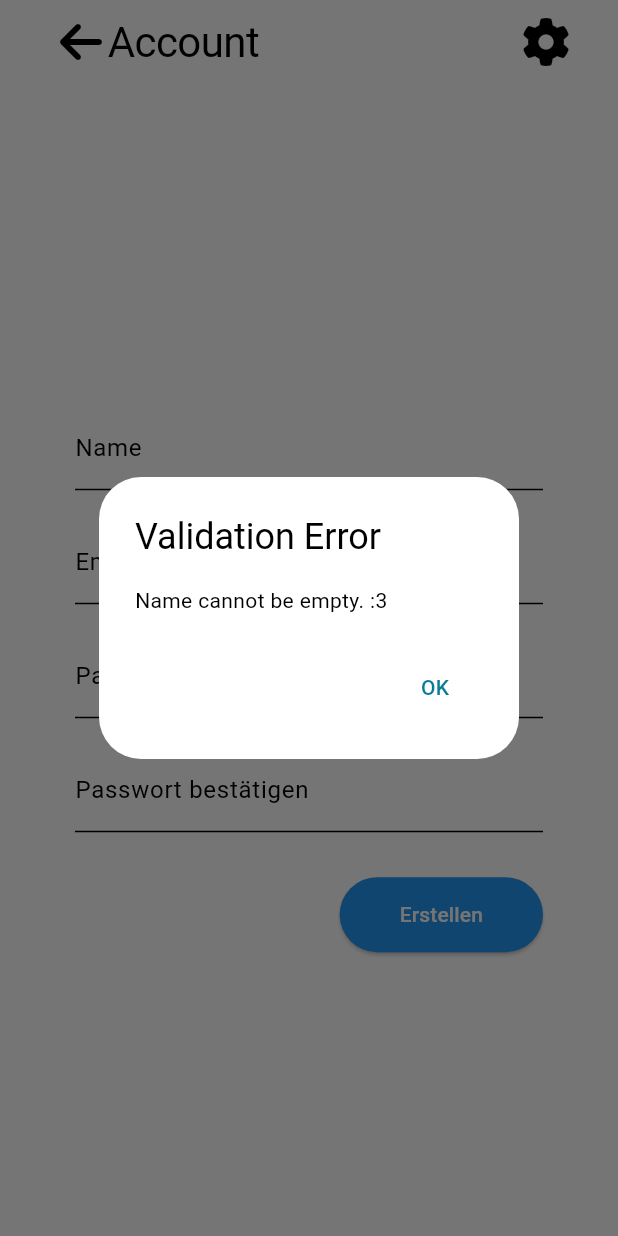
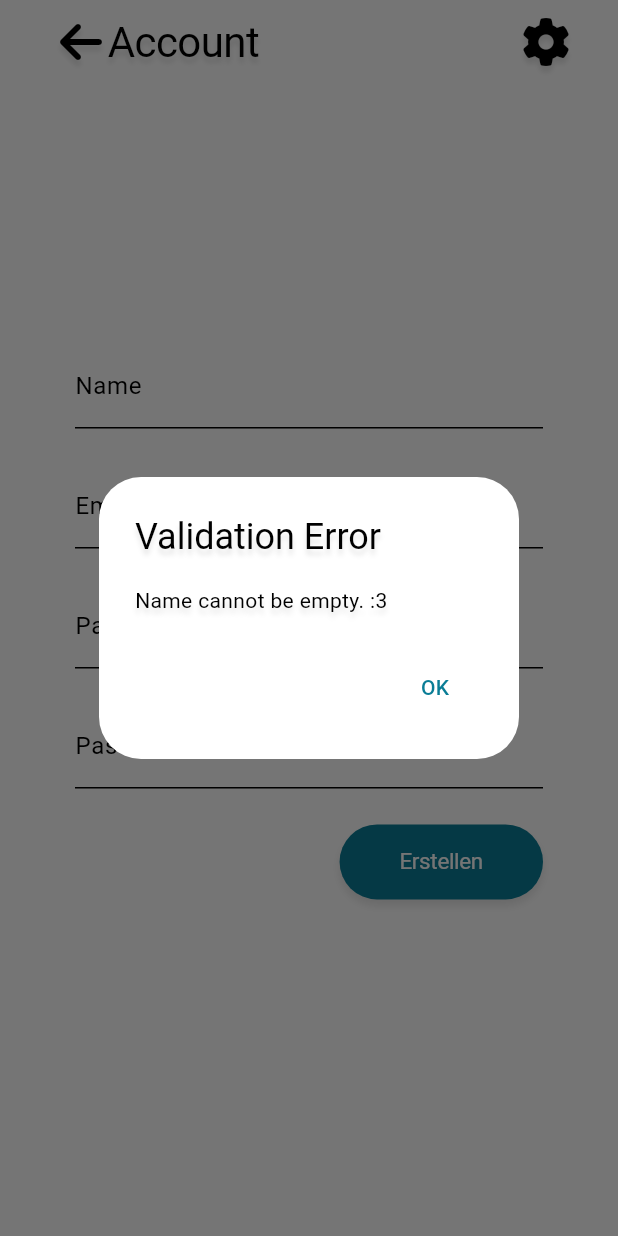
Before and after one commit to kirilft/Weinkeller, a Flutter app: the CreateUserPage screen opened by its route, after a tap on "Erstellen", on a phone screen of 412 x 824 dp. Run offline on Flutter 3.47's test engine with Material 3 defaults, Android fonts, the phone set to English and light mode, and no system bars; our stand-ins replace flutter_secure_storage, font_awesome_flutter, shared_preferences, sqflite; missing offline and left inert: qr_code_scanner; accounts and stored records are empty; generated files the repository leaves out were written again; Roboto replaces fonts that are missing (SF Pro, SFProDisplay).

Commit message:
overhall settings stuff

```diff
--- a/lib/pages/create_user.dart
+++ b/lib/pages/create_user.dart
@@ -3,6 +3,72 @@ import 'package:font_awesome_flutter/font_awesome_flutter.dart';
 import 'package:provider/provider.dart';
 import 'package:weinkeller/services/api_service.dart';
 import 'package:weinkeller/services/auth_service.dart';
+
+const List<Shadow> kTextShadow = [
+  Shadow(
+    offset: Offset(0, 4),
+    blurRadius: 4,
+    color: Color.fromARGB(25, 0, 0, 0),
+  ),
+];
+
+final List<BoxShadow> kBoxShadow = [
+  BoxShadow(
+    offset: Offset(0, 4),
+    blurRadius: 4,
+    color: Colors.black.withAlpha(25),
+  ),
+];
+
+class ShadowedButton extends StatelessWidget {
+  final String label;
+  final Color backgroundColor;
+  final Color textColor;
+  final VoidCallback onPressed;
+  final BorderSide? borderSide;
+
+  const ShadowedButton({
+    Key? key,
+    required this.label,
+    required this.backgroundColor,
+    required this.textColor,
+    required this.onPressed,
+    this.borderSide,
+  }) : super(key: key);
+
+  @override
+  Widget build(BuildContext context) {
+    return Container(
+      decoration: BoxDecoration(
+        boxShadow: kBoxShadow,
+        borderRadius: BorderRadius.circular(30),
+      ),
+      child: ElevatedButton(
+        style: ElevatedButton.styleFrom(
+          elevation: 0,
+          backgroundColor: backgroundColor,
+          padding: const EdgeInsets.symmetric(vertical: 15, horizontal: 40),
+          shape: RoundedRectangleBorder(
+            side: borderSide ?? BorderSide.none,
+            borderRadius: BorderRadius.circular(30),
+          ),
+        ),
+        onPressed: onPressed,
+        child: Text(
+          label,
+          style: TextStyle(
+            color: textColor,
+            fontFamily: 'SFProDisplay',
+            fontSize: 15,
+            fontWeight: FontWeight.w400,
+            height: 20 / 15,
+            letterSpacing: -0.23,
+          ),
+        ),
+      ),
+    );
+  }
+}
 
 class CreateUserPage extends StatefulWidget {
   const CreateUserPage({super.key});
@@ -12,23 +78,26 @@ class CreateUserPage extends StatefulWidget {
 }
 
 class _CreateUserPageState extends State<CreateUserPage> {
-  // Controllers for the input fields.
   final TextEditingController _nameController = TextEditingController();
   final TextEditingController _emailController = TextEditingController();
   final TextEditingController _passwordController = TextEditingController();
   final TextEditingController _confirmPasswordController =
       TextEditingController();
 
-  // Loading state to show a progress indicator during API calls.
   bool _isLoading = false;
 
-  /// Shows an error dialog with the provided [title] and [message].
   void _showErrorDialog(String title, String message) {
     showDialog<void>(
       context: context,
       builder: (context) => AlertDialog(
-        title: Text(title),
-        content: Text(message),
+        title: Text(
+          title,
+          style: const TextStyle(shadows: kTextShadow),
+        ),
+        content: Text(
+          message,
+          style: const TextStyle(shadows: kTextShadow),
+        ),
         actions: [
           TextButton(
             onPressed: () => Navigator.of(context).pop(),
@@ -39,17 +108,12 @@ class _CreateUserPageState extends State<CreateUserPage> {
     );
   }
 
-  /// Handles user registration:
-  /// - Validates input fields.
-  /// - Calls the register API endpoint.
-  /// - Automatically logs in the user on successful registration.
   Future<void> _handleCreateUser() async {
     final name = _nameController.text.trim();
     final email = _emailController.text.trim();
     final password = _passwordController.text;
     final confirmPassword = _confirmPasswordController.text;
 
-    // Input validation with appropriate error messages.
     if (name.isEmpty) {
       _showErrorDialog("Validation Error", "Name cannot be empty. :3");
       return;
@@ -72,21 +136,17 @@ class _CreateUserPageState extends State<CreateUserPage> {
     });
 
     try {
-      // Retrieve the ApiService and AuthService using Provider.
       final apiService = Provider.of<ApiService>(context, listen: false);
       final authService = Provider.of<AuthService>(context, listen: false);
 
-      // Call the new registerUser method in ApiService.
       await apiService.registerUser(
         username: name,
         email: email,
         password: password,
       );
 
-      // After successful registration, automatically log in to fetch a token.
       final loginSuccess = await authService.login(email, password);
       if (loginSuccess) {
-        // Navigate to home screen after successful registration and login.
         Navigator.pushReplacementNamed(context, '/');
       } else {
         _showErrorDialog("Login Error",
@@ -101,31 +161,28 @@ class _CreateUserPageState extends State<CreateUserPage> {
     }
   }
 
-  @override
-  Widget build(BuildContext context) {
-    final screenHeight = MediaQuery.of(context).size.height;
-    final theme = Theme.of(context);
-
-    return Scaffold(
-      appBar: AppBar(
+  PreferredSizeWidget _buildAppBar(ThemeData theme) {
+    return AppBar(
       title: Text(
         'Account',
         style: TextStyle(
           color: theme.colorScheme.onSurface,
           fontFamily: 'SFProDisplay',
           fontSize: 28,
-            fontStyle: FontStyle.normal,
           fontWeight: FontWeight.w400,
           height: 34 / 28,
           letterSpacing: -0.38,
+          shadows: kTextShadow,
         ),
       ),
       leading: Padding(
         padding: const EdgeInsets.only(left: 32),
         child: IconButton(
-            icon: const Icon(
+          icon: FaIcon(
             FontAwesomeIcons.arrowLeft,
             size: 32,
+            color: theme.colorScheme.onSurface,
+            shadows: kTextShadow,
           ),
           onPressed: () => Navigator.pop(context),
         ),
@@ -134,10 +191,11 @@ class _CreateUserPageState extends State<CreateUserPage> {
         Padding(
           padding: const EdgeInsets.only(right: 24),
           child: IconButton(
-              icon: Icon(
+            icon: FaIcon(
               FontAwesomeIcons.gear,
               size: 32,
-                color: Theme.of(context).colorScheme.onSurface,
+              color: theme.colorScheme.onSurface,
+              shadows: kTextShadow,
             ),
             onPressed: () {
               Navigator.pushNamed(context, '/settings');
@@ -145,49 +203,54 @@ class _CreateUserPageState extends State<CreateUserPage> {
           ),
         ),
       ],
-      ),
+    );
+  }
+
+  @override
+  Widget build(BuildContext context) {
+    final screenHeight = MediaQuery.of(context).size.height;
+    final theme = Theme.of(context);
+
+    return Scaffold(
+      appBar: _buildAppBar(theme),
       body: SingleChildScrollView(
         padding: const EdgeInsets.all(50.0),
         child: Column(
           crossAxisAlignment: CrossAxisAlignment.start,
           children: [
-            SizedBox(height: screenHeight * 0.2),
+            SizedBox(height: screenHeight * 0.15),
             TextField(
               controller: _nameController,
               decoration: const InputDecoration(labelText: 'Name'),
             ),
-            const SizedBox(height: 20),
+            const SizedBox(height: 24),
             TextField(
               controller: _emailController,
               decoration: const InputDecoration(labelText: 'Email'),
             ),
-            const SizedBox(height: 20),
+            const SizedBox(height: 24),
             TextField(
               controller: _passwordController,
               decoration: const InputDecoration(labelText: 'Passwort'),
               obscureText: true,
             ),
-            const SizedBox(height: 20),
+            const SizedBox(height: 24),
             TextField(
               controller: _confirmPasswordController,
               decoration:
                   const InputDecoration(labelText: 'Passwort bestätigen'),
               obscureText: true,
             ),
-            const SizedBox(height: 30),
+            const SizedBox(height: 24),
             Align(
               alignment: Alignment.centerRight,
               child: _isLoading
                   ? const CircularProgressIndicator()
-                  : ElevatedButton(
+                  : ShadowedButton(
+                      label: 'Erstellen',
+                      backgroundColor: theme.colorScheme.primary,
+                      textColor: theme.colorScheme.onPrimary,
                       onPressed: _handleCreateUser,
-                      style: ElevatedButton.styleFrom(
-                        backgroundColor: Colors.blue,
-                        foregroundColor: Colors.white,
-                        padding: const EdgeInsets.symmetric(
-                            horizontal: 40, vertical: 15),
-                      ),
-                      child: const Text('Erstellen'),
                     ),
             ),
           ],
```
Lines whose indentation alone changed are shown as unchanged.
